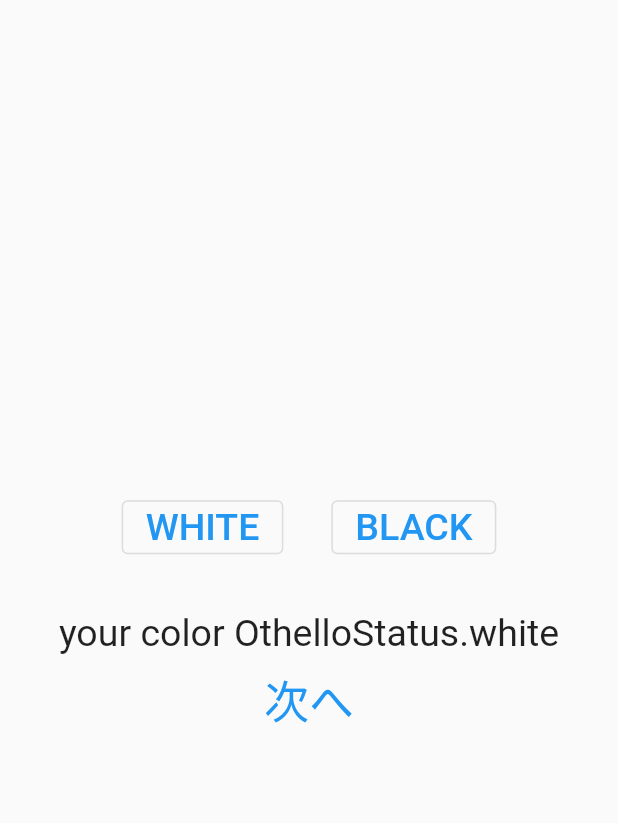
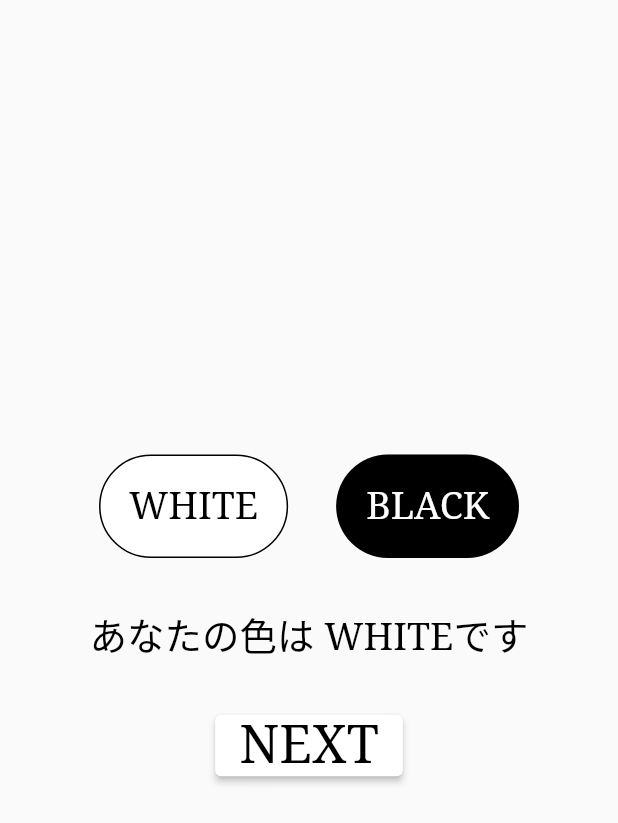
Before and after one commit to nicky-t/othello, a Flutter app: the ColorSelectPage screen opened by its route, after a tap on "WHITE", on a phone screen of 412 x 824 dp. Shown: the top 823 px of the screen. Run offline on Flutter 3.47's test engine with Material 2 defaults, Android fonts, the light colour scheme and no system bars; our stand-ins replace flip_card, google_fonts.

Commit message:
修正しました。

```diff
--- a/lib/judge.dart
+++ b/lib/judge.dart
@@ -171,8 +171,12 @@ class OthelloLogic {
       for (int j = 1; j < 9; j++) {
         if (list[i][j] == OthelloStatus.white) {
           whiteCount++;
+          print("white:$whiteCount");
+          print("black:$blackCount");
         } else if (list[i][j] == OthelloStatus.black) {
           blackCount++;
+          print("black:$blackCount");
+          print("white:$whiteCount");
         }
       }
     }
--- a/lib/screens/color_select_page.dart
+++ b/lib/screens/color_select_page.dart
@@ -1,4 +1,5 @@
 import 'package:flutter/material.dart';
+import 'package:google_fonts/google_fonts.dart';
 import 'package:othello/constants.dart';
 import 'package:othello/screens/ai_othello_page.dart';
 
@@ -8,8 +9,8 @@ class ColorSelectPage extends StatefulWidget {
 }
 
 class _ColorSelectPageState extends State<ColorSelectPage> {
-  OthelloStatus selectedColor;
-  OthelloStatus unSelectedColor;
+  OthelloStatus selectedColor = OthelloStatus.black;
+  OthelloStatus unSelectedColor = OthelloStatus.white;
   @override
   Widget build(BuildContext context) {
     return Scaffold(
@@ -21,17 +22,26 @@ class _ColorSelectPageState extends State<ColorSelectPage> {
               mainAxisAlignment: MainAxisAlignment.center,
               children: <Widget>[
                 OutlinedButton(
+                  style: ElevatedButton.styleFrom(
+                      padding: EdgeInsets.all(20),
+                      shape: const StadiumBorder(),
+                      side: const BorderSide(color: Colors.black),
+                      primary: Colors.white,
+                      onPrimary: Colors.black),
                   onPressed: () {
                     setState(() {
                       selectedColor = OthelloStatus.white;
                       unSelectedColor = OthelloStatus.black;
-                      print('color:$selectedColor');
+                      if (selectedColor == OthelloStatus.white) {
+                        print('color:white');
+                      }
                     });
                   },
                   child: Text(
                     'WHITE',
-                    style: TextStyle(
-                      fontSize: 25,
+                    style: GoogleFonts.notoSerif(
+                      textStyle: TextStyle(fontSize: 25),
+                      color: Colors.black,
                     ),
                   ),
                 ),
@@ -40,17 +50,25 @@ class _ColorSelectPageState extends State<ColorSelectPage> {
                   margin: EdgeInsets.all(8),
                 ),
                 OutlinedButton(
+                  style: ElevatedButton.styleFrom(
+                      padding: EdgeInsets.all(20),
+                      shape: const StadiumBorder(),
+                      primary: Colors.black,
+                      onPrimary: Colors.white),
                   onPressed: () {
                     setState(() {
                       selectedColor = OthelloStatus.black;
                       unSelectedColor = OthelloStatus.white;
-                      print('color:$selectedColor');
+                      if (selectedColor == OthelloStatus.black) {
+                        print('color:black');
+                      }
                     });
                   },
                   child: Text(
                     'BLACK',
-                    style: TextStyle(
-                      fontSize: 25,
+                    style: GoogleFonts.notoSerif(
+                      textStyle: TextStyle(fontSize: 25),
+                      color: Colors.white,
                     ),
                   ),
                 ),
@@ -62,12 +80,27 @@ class _ColorSelectPageState extends State<ColorSelectPage> {
             ),
             Container(
               child: Text(
-                "your color $selectedColor",
-                style: TextStyle(fontSize: 25),
+                selectedColor == OthelloStatus.black
+                    ? "あなたの色は BLACKです"
+                    : "あなたの色は WHITEです",
+                style: GoogleFonts.notoSerif(
+                  textStyle: TextStyle(fontSize: 25),
+                  color: Colors.black,
                 ),
               ),
-            TextButton(
-              onPressed: () => {
+            ),
+            Container(
+              padding: EdgeInsets.all(8),
+              margin: EdgeInsets.all(8),
+            ),
+            ElevatedButton(
+              style: ElevatedButton.styleFrom(
+                primary: Colors.white,
+                onPrimary: Colors.lightBlue,
+              ),
+              onPressed: selectedColor == null
+                  ? null
+                  : () => {
                         // no.1
                         Navigator.push(
                             context,
@@ -77,14 +110,13 @@ class _ColorSelectPageState extends State<ColorSelectPage> {
                                 opponentColor: unSelectedColor,
                               ),
                             ))
-
-                //   // no.2
-                //   Navigator.of(context)
-                //       .pushNamed('/third', arguments: selectedColor)
                       },
               child: Text(
-                '次へ',
-                style: TextStyle(fontSize: 30),
+                'NEXT',
+                style: GoogleFonts.notoSerif(
+                  textStyle: TextStyle(fontSize: 35),
+                  color: Colors.black,
+                ),
               ),
             ),
           ],
```
Also changed, not shown: lib/screens/ai_othello_page.dart (+30 -5 lines), lib/screens/dialog.dart (+7 -4 lines), lib/screens/friend_othello_page.dart (+17 -10 lines), lib/screens/select_page.dart (+24 -8 lines), pubspec.yaml (+10 -2 lines), pubspec.lock. Lines whose indentation alone changed are shown as unchanged.
